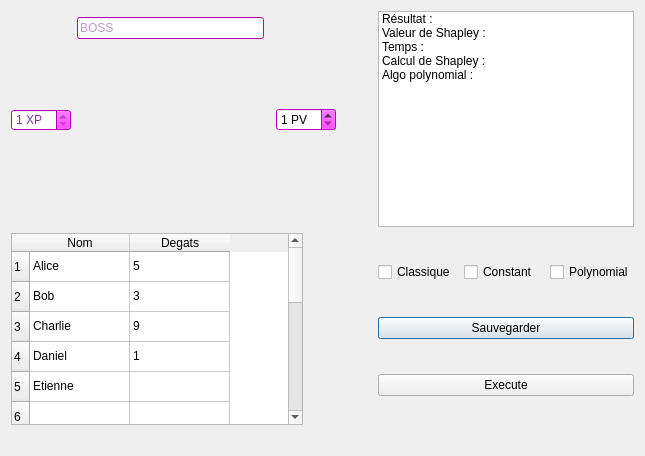
Old version of the form Forms/qplayerwindow.ui in the repository Ehonne/Valeurs-de-Shapley.
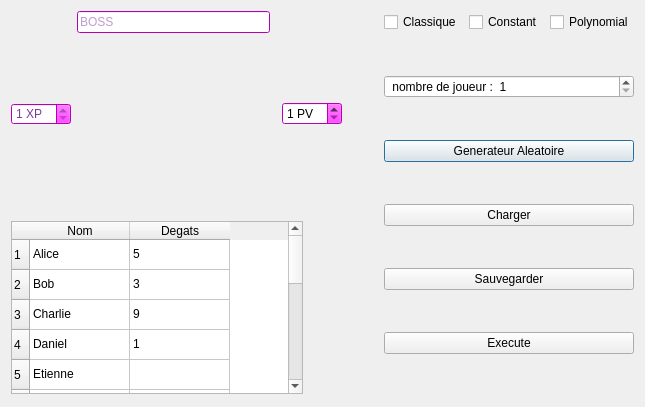
New version of the form. Icons and pictures are not drawn.

Commit message:
Interface fini + fonctionnalité load, save, save, execute
Ajouter les fonctons de antoines + faire fonction gen alea

Diff of the .ui file:
```diff
--- a/Forms/qplayerwindow.ui
+++ b/Forms/qplayerwindow.ui
@@ -7,81 +7,474 @@
     <x>0</x>
     <y>0</y>
     <width>645</width>
-    <height>456</height>
+    <height>407</height>
    </rect>
   </property>
   <property name="windowTitle">
    <string>Valeur de Shapley</string>
   </property>
   <layout class="QGridLayout" name="gridLayout">
-   <item row="3" column="4">
-    <spacer name="horizontalSpacer_3">
-     <property name="orientation">
-      <enum>Qt::Horizontal</enum>
+   <item row="0" column="1">
+    <widget class="QLineEdit" name="lineEdit_4">
+     <property name="palette">
+      <palette>
+       <active>
+        <colorrole role="WindowText">
+         <brush brushstyle="SolidPattern">
+          <color alpha="255">
+           <red>125</red>
+           <green>60</green>
+           <blue>152</blue>
+          </color>
+         </brush>
+        </colorrole>
+        <colorrole role="Button">
+         <brush brushstyle="SolidPattern">
+          <color alpha="255">
+           <red>255</red>
+           <green>0</green>
+           <blue>255</blue>
+          </color>
+         </brush>
+        </colorrole>
+        <colorrole role="Light">
+         <brush brushstyle="SolidPattern">
+          <color alpha="255">
+           <red>255</red>
+           <green>127</green>
+           <blue>255</blue>
+          </color>
+         </brush>
+        </colorrole>
+        <colorrole role="Midlight">
+         <brush brushstyle="SolidPattern">
+          <color alpha="255">
+           <red>255</red>
+           <green>63</green>
+           <blue>255</blue>
+          </color>
+         </brush>
+        </colorrole>
+        <colorrole role="Dark">
+         <brush brushstyle="SolidPattern">
+          <color alpha="255">
+           <red>127</red>
+           <green>0</green>
+           <blue>127</blue>
+          </color>
+         </brush>
+        </colorrole>
+        <colorrole role="Mid">
+         <brush brushstyle="SolidPattern">
+          <color alpha="255">
+           <red>170</red>
+           <green>0</green>
+           <blue>170</blue>
+          </color>
+         </brush>
+        </colorrole>
+        <colorrole role="Text">
+         <brush brushstyle="SolidPattern">
+          <color alpha="255">
+           <red>125</red>
+           <green>60</green>
+           <blue>152</blue>
+          </color>
+         </brush>
+        </colorrole>
+        <colorrole role="BrightText">
+         <brush brushstyle="SolidPattern">
+          <color alpha="255">
+           <red>255</red>
+           <green>255</green>
+           <blue>255</blue>
+          </color>
+         </brush>
+        </colorrole>
+        <colorrole role="ButtonText">
+         <brush brushstyle="SolidPattern">
+          <color alpha="255">
+           <red>125</red>
+           <green>60</green>
+           <blue>152</blue>
+          </color>
+         </brush>
+        </colorrole>
+        <colorrole role="Base">
+         <brush brushstyle="SolidPattern">
+          <color alpha="255">
+           <red>255</red>
+           <green>255</green>
+           <blue>255</blue>
+          </color>
+         </brush>
+        </colorrole>
+        <colorrole role="Window">
+         <brush brushstyle="SolidPattern">
+          <color alpha="255">
+           <red>255</red>
+           <green>0</green>
+           <blue>255</blue>
+          </color>
+         </brush>
+        </colorrole>
+        <colorrole role="Shadow">
+         <brush brushstyle="SolidPattern">
+          <color alpha="255">
+           <red>0</red>
+           <green>0</green>
+           <blue>0</blue>
+          </color>
+         </brush>
+        </colorrole>
+        <colorrole role="AlternateBase">
+         <brush brushstyle="SolidPattern">
+          <color alpha="255">
+           <red>255</red>
+           <green>127</green>
+           <blue>255</blue>
+          </color>
+         </brush>
+        </colorrole>
+        <colorrole role="ToolTipBase">
+         <brush brushstyle="SolidPattern">
+          <color alpha="255">
+           <red>255</red>
+           <green>255</green>
+           <blue>220</blue>
+          </color>
+         </brush>
+        </colorrole>
+        <colorrole role="ToolTipText">
+         <brush brushstyle="SolidPattern">
+          <color alpha="255">
+           <red>0</red>
+           <green>0</green>
+           <blue>0</blue>
+          </color>
+         </brush>
+        </colorrole>
+        <colorrole role="PlaceholderText">
+         <brush brushstyle="SolidPattern">
+          <color alpha="128">
+           <red>0</red>
+           <green>0</green>
+           <blue>0</blue>
+          </color>
+         </brush>
+        </colorrole>
+       </active>
+       <inactive>
+        <colorrole role="WindowText">
+         <brush brushstyle="SolidPattern">
+          <color alpha="255">
+           <red>125</red>
+           <green>60</green>
+           <blue>152</blue>
+          </color>
+         </brush>
+        </colorrole>
+        <colorrole role="Button">
+         <brush brushstyle="SolidPattern">
+          <color alpha="255">
+           <red>255</red>
+           <green>0</green>
+           <blue>255</blue>
+          </color>
+         </brush>
+        </colorrole>
+        <colorrole role="Light">
+         <brush brushstyle="SolidPattern">
+          <color alpha="255">
+           <red>255</red>
+           <green>127</green>
+           <blue>255</blue>
+          </color>
+         </brush>
+        </colorrole>
+        <colorrole role="Midlight">
+         <brush brushstyle="SolidPattern">
+          <color alpha="255">
+           <red>255</red>
+           <green>63</green>
+           <blue>255</blue>
+          </color>
+         </brush>
+        </colorrole>
+        <colorrole role="Dark">
+         <brush brushstyle="SolidPattern">
+          <color alpha="255">
+           <red>127</red>
+           <green>0</green>
+           <blue>127</blue>
+          </color>
+         </brush>
+        </colorrole>
+        <colorrole role="Mid">
+         <brush brushstyle="SolidPattern">
+          <color alpha="255">
+           <red>170</red>
+           <green>0</green>
+           <blue>170</blue>
+          </color>
+         </brush>
+        </colorrole>
+        <colorrole role="Text">
+         <brush brushstyle="SolidPattern">
+          <color alpha="255">
+           <red>125</red>
+           <green>60</green>
+           <blue>152</blue>
+          </color>
+         </brush>
+        </colorrole>
+        <colorrole role="BrightText">
+         <brush brushstyle="SolidPattern">
+          <color alpha="255">
+           <red>255</red>
+           <green>255</green>
+           <blue>255</blue>
+          </color>
+         </brush>
+        </colorrole>
+        <colorrole role="ButtonText">
+         <brush brushstyle="SolidPattern">
+          <color alpha="255">
+           <red>125</red>
+           <green>60</green>
+           <blue>152</blue>
+          </color>
+         </brush>
+        </colorrole>
+        <colorrole role="Base">
+         <brush brushstyle="SolidPattern">
+          <color alpha="255">
+           <red>255</red>
+           <green>255</green>
+           <blue>255</blue>
+          </color>
+         </brush>
+        </colorrole>
+        <colorrole role="Window">
+         <brush brushstyle="SolidPattern">
+          <color alpha="255">
+           <red>255</red>
+           <green>0</green>
+           <blue>255</blue>
+          </color>
+         </brush>
+        </colorrole>
+        <colorrole role="Shadow">
+         <brush brushstyle="SolidPattern">
+          <color alpha="255">
+           <red>0</red>
+           <green>0</green>
+           <blue>0</blue>
+          </color>
+         </brush>
+        </colorrole>
+        <colorrole role="AlternateBase">
+         <brush brushstyle="SolidPattern">
+          <color alpha="255">
+           <red>255</red>
+           <green>127</green>
+           <blue>255</blue>
+          </color>
+         </brush>
+        </colorrole>
+        <colorrole role="ToolTipBase">
+         <brush brushstyle="SolidPattern">
+          <color alpha="255">
+           <red>255</red>
+           <green>255</green>
+           <blue>220</blue>
+          </color>
+         </brush>
+        </colorrole>
+        <colorrole role="ToolTipText">
+         <brush brushstyle="SolidPattern">
+          <color alpha="255">
+           <red>0</red>
+           <green>0</green>
+           <blue>0</blue>
+          </color>
+         </brush>
+        </colorrole>
+        <colorrole role="PlaceholderText">
+         <brush brushstyle="SolidPattern">
+          <color alpha="128">
+           <red>0</red>
+           <green>0</green>
+           <blue>0</blue>
+          </color>
+         </brush>
+        </colorrole>
+       </inactive>
+       <disabled>
+        <colorrole role="WindowText">
+         <brush brushstyle="SolidPattern">
+          <color alpha="255">
+           <red>125</red>
+           <green>60</green>
+           <blue>152</blue>
+          </color>
+         </brush>
+        </colorrole>
+        <colorrole role="Button">
+         <brush brushstyle="SolidPattern">
+          <color alpha="255">
+           <red>255</red>
+           <green>0</green>
+           <blue>255</blue>
+          </color>
+         </brush>
+        </colorrole>
+        <colorrole role="Light">
+         <brush brushstyle="SolidPattern">
+          <color alpha="255">
+           <red>255</red>
+           <green>127</green>
+           <blue>255</blue>
+          </color>
+         </brush>
+        </colorrole>
+        <colorrole role="Midlight">
+         <brush brushstyle="SolidPattern">
+          <color alpha="255">
+           <red>255</red>
+           <green>63</green>
+           <blue>255</blue>
+          </color>
+         </brush>
+        </colorrole>
+        <colorrole role="Dark">
+         <brush brushstyle="SolidPattern">
+          <color alpha="255">
+           <red>127</red>
+           <green>0</green>
+           <blue>127</blue>
+          </color>
+         </brush>
+        </colorrole>
+        <colorrole role="Mid">
+         <brush brushstyle="SolidPattern">
+          <color alpha="255">
+           <red>170</red>
+           <green>0</green>
+           <blue>170</blue>
+          </color>
+         </brush>
+        </colorrole>
+        <colorrole role="Text">
+         <brush brushstyle="SolidPattern">
+          <color alpha="255">
+           <red>125</red>
+           <green>60</green>
+           <blue>152</blue>
+          </color>
+         </brush>
+        </colorrole>
+        <colorrole role="BrightText">
+         <brush brushstyle="SolidPattern">
+          <color alpha="255">
+           <red>255</red>
+           <green>255</green>
+           <blue>255</blue>
+          </color>
+         </brush>
+        </colorrole>
+        <colorrole role="ButtonText">
+         <brush brushstyle="SolidPattern">
+          <color alpha="255">
+           <red>125</red>
+           <green>60</green>
+           <blue>152</blue>
+          </color>
+         </brush>
+        </colorrole>
+        <colorrole role="Base">
+         <brush brushstyle="SolidPattern">
+          <color alpha="255">
+           <red>255</red>
+           <green>0</green>
+           <blue>255</blue>
+          </color>
+         </brush>
+        </colorrole>
+        <colorrole role="Window">
+         <brush brushstyle="SolidPattern">
+          <color alpha="255">
+           <red>255</red>
+           <green>0</green>
+           <blue>255</blue>
+          </color>
+         </brush>
+        </colorrole>
+        <colorrole role="Shadow">
+         <brush brushstyle="SolidPattern">
+          <color alpha="255">
+           <red>0</red>
+           <green>0</green>
+           <blue>0</blue>
+          </color>
+         </brush>
+        </colorrole>
+        <colorrole role="AlternateBase">
+         <brush brushstyle="SolidPattern">
+          <color alpha="255">
+           <red>255</red>
+           <green>0</green>
+           <blue>255</blue>
+          </color>
+         </brush>
+        </colorrole>
+        <colorrole role="ToolTipBase">
+         <brush brushstyle="SolidPattern">
+          <color alpha="255">
+           <red>255</red>
+           <green>255</green>
+           <blue>220</blue>
+          </color>
+         </brush>
+        </colorrole>
+        <colorrole role="ToolTipText">
+         <brush brushstyle="SolidPattern">
+          <color alpha="255">
+           <red>0</red>
+           <green>0</green>
+           <blue>0</blue>
+          </color>
+         </brush>
+        </colorrole>
+        <colorrole role="PlaceholderText">
+         <brush brushstyle="SolidPattern">
+          <color alpha="128">
+           <red>0</red>
+           <green>0</green>
+           <blue>0</blue>
+          </color>
+         </brush>
+        </colorrole>
+       </disabled>
+      </palette>
      </property>
-     <property name="sizeType">
-      <enum>QSizePolicy::Minimum</enum>
+     <property name="styleSheet">
+      <string notr="true">color: rgb(125, 60, 152);
+border-top-color: rgb(125, 60, 152);
+border-color: rgb(125, 60, 152);
+border-right-color: rgb(125, 60, 152);
+border-bottom-color: rgb(125, 60, 152);
+border-left-color: rgb(125, 60, 152);</string>
      </property>
-     <property name="sizeHint" stdset="0">
-      <size>
-       <width>30</width>
-       <height>20</height>
-      </size>
+     <property name="text">
+      <string/>
      </property>
-    </spacer>
-   </item>
-   <item row="6" column="1">
-    <spacer name="verticalSpacer_4">
-     <property name="orientation">
-      <enum>Qt::Vertical</enum>
+     <property name="placeholderText">
+      <string>BOSS</string>
      </property>
-     <property name="sizeType">
-      <enum>QSizePolicy::Maximum</enum>
-     </property>
-     <property name="sizeHint" stdset="0">
-      <size>
-       <width>10</width>
-       <height>20</height>
-      </size>
-     </property>
-    </spacer>
-   </item>
-   <item row="0" column="5" rowspan="5">
-    <widget class="QListWidget" name="listWidget">
-     <property name="sizePolicy">
-      <sizepolicy hsizetype="Minimum" vsizetype="Minimum">
-       <horstretch>0</horstretch>
-       <verstretch>0</verstretch>
-      </sizepolicy>
-     </property>
-     <item>
-      <property name="text">
-       <string>Résultat :</string>
-      </property>
-     </item>
-     <item>
-      <property name="text">
-       <string>Valeur de Shapley : </string>
-      </property>
-     </item>
-     <item>
-      <property name="text">
-       <string>Temps : </string>
-      </property>
-     </item>
-     <item>
-      <property name="text">
-       <string>Calcul de Shapley : </string>
-      </property>
-     </item>
-     <item>
-      <property name="text">
-       <string>Algo polynomial : </string>
-      </property>
-     </item>
     </widget>
    </item>
-   <item row="2" column="0">
+   <item row="1" column="0">
     <widget class="QSpinBox" name="spinBox_5">
      <property name="palette">
       <palette>
@@ -547,7 +940,7 @@
      </property>
     </widget>
    </item>
-   <item row="2" column="3">
+   <item row="1" column="3">
     <widget class="QSpinBox" name="spinBox_4">
      <property name="sizePolicy">
       <sizepolicy hsizetype="Fixed" vsizetype="Fixed">
@@ -1023,7 +1416,54 @@
      </property>
     </widget>
    </item>
-   <item row="5" column="0" colspan="5">
+   <item row="1" column="1" colspan="2">
+    <widget class="QLabel" name="label">
+     <property name="sizePolicy">
+      <sizepolicy hsizetype="Expanding" vsizetype="Expanding">
+       <horstretch>0</horstretch>
+       <verstretch>0</verstretch>
+      </sizepolicy>
+     </property>
+     <property name="minimumSize">
+      <size>
+       <width>150</width>
+       <height>150</height>
+      </size>
+     </property>
+     <property name="maximumSize">
+      <size>
+       <width>10000</width>
+       <height>200</height>
+      </size>
+     </property>
+     <property name="text">
+      <string/>
+     </property>
+     <property name="pixmap">
+      <pixmap resource="../Ressources/BossEnderDragon.qrc">:/Dragon_de_l'Ender_Spirit.png</pixmap>
+     </property>
+     <property name="scaledContents">
+      <bool>true</bool>
+     </property>
+    </widget>
+   </item>
+   <item row="4" column="1">
+    <spacer name="verticalSpacer_4">
+     <property name="orientation">
+      <enum>Qt::Vertical</enum>
+     </property>
+     <property name="sizeType">
+      <enum>QSizePolicy::Maximum</enum>
+     </property>
+     <property name="sizeHint" stdset="0">
+      <size>
+       <width>10</width>
+       <height>20</height>
+      </size>
+     </property>
+    </spacer>
+   </item>
+   <item row="3" column="0" colspan="5">
     <widget class="QTableWidget" name="tableWidget_player">
      <property name="enabled">
       <bool>true</bool>
@@ -1184,467 +1624,7 @@
      </item>
     </widget>
    </item>
-   <item row="1" column="1">
-    <widget class="QLineEdit" name="lineEdit_4">
-     <property name="palette">
-      <palette>
-       <active>
-        <colorrole role="WindowText">
-         <brush brushstyle="SolidPattern">
-          <color alpha="255">
-           <red>125</red>
-           <green>60</green>
-           <blue>152</blue>
-          </color>
-         </brush>
-        </colorrole>
-        <colorrole role="Button">
-         <brush brushstyle="SolidPattern">
-          <color alpha="255">
-           <red>255</red>
-           <green>0</green>
-           <blue>255</blue>
-          </color>
-         </brush>
-        </colorrole>
-        <colorrole role="Light">
-         <brush brushstyle="SolidPattern">
-          <color alpha="255">
-           <red>255</red>
-           <green>127</green>
-           <blue>255</blue>
-          </color>
-         </brush>
-        </colorrole>
-        <colorrole role="Midlight">
-         <brush brushstyle="SolidPattern">
-          <color alpha="255">
-           <red>255</red>
-           <green>63</green>
-           <blue>255</blue>
-          </color>
-         </brush>
-        </colorrole>
-        <colorrole role="Dark">
-         <brush brushstyle="SolidPattern">
-          <color alpha="255">
-           <red>127</red>
-           <green>0</green>
-           <blue>127</blue>
-          </color>
-         </brush>
-        </colorrole>
-        <colorrole role="Mid">
-         <brush brushstyle="SolidPattern">
-          <color alpha="255">
-           <red>170</red>
-           <green>0</green>
-           <blue>170</blue>
-          </color>
-         </brush>
-        </colorrole>
-        <colorrole role="Text">
-         <brush brushstyle="SolidPattern">
-          <color alpha="255">
-           <red>125</red>
-           <green>60</green>
-           <blue>152</blue>
-          </color>
-         </brush>
-        </colorrole>
-        <colorrole role="BrightText">
-         <brush brushstyle="SolidPattern">
-          <color alpha="255">
-           <red>255</red>
-           <green>255</green>
-           <blue>255</blue>
-          </color>
-         </brush>
-        </colorrole>
-        <colorrole role="ButtonText">
-         <brush brushstyle="SolidPattern">
-          <color alpha="255">
-           <red>125</red>
-           <green>60</green>
-           <blue>152</blue>
-          </color>
-         </brush>
-        </colorrole>
-        <colorrole role="Base">
-         <brush brushstyle="SolidPattern">
-          <color alpha="255">
-           <red>255</red>
-           <green>255</green>
-           <blue>255</blue>
-          </color>
-         </brush>
-        </colorrole>
-        <colorrole role="Window">
-         <brush brushstyle="SolidPattern">
-          <color alpha="255">
-           <red>255</red>
-           <green>0</green>
-           <blue>255</blue>
-          </color>
-         </brush>
-        </colorrole>
-        <colorrole role="Shadow">
-         <brush brushstyle="SolidPattern">
-          <color alpha="255">
-           <red>0</red>
-           <green>0</green>
-           <blue>0</blue>
-          </color>
-         </brush>
-        </colorrole>
-        <colorrole role="AlternateBase">
-         <brush brushstyle="SolidPattern">
-          <color alpha="255">
-           <red>255</red>
-           <green>127</green>
-           <blue>255</blue>
-          </color>
-         </brush>
-        </colorrole>
-        <colorrole role="ToolTipBase">
-         <brush brushstyle="SolidPattern">
-          <color alpha="255">
-           <red>255</red>
-           <green>255</green>
-           <blue>220</blue>
-          </color>
-         </brush>
-        </colorrole>
-        <colorrole role="ToolTipText">
-         <brush brushstyle="SolidPattern">
-          <color alpha="255">
-           <red>0</red>
-           <green>0</green>
-           <blue>0</blue>
-          </color>
-         </brush>
-        </colorrole>
-        <colorrole role="PlaceholderText">
-         <brush brushstyle="SolidPattern">
-          <color alpha="128">
-           <red>0</red>
-           <green>0</green>
-           <blue>0</blue>
-          </color>
-         </brush>
-        </colorrole>
-       </active>
-       <inactive>
-        <colorrole role="WindowText">
-         <brush brushstyle="SolidPattern">
-          <color alpha="255">
-           <red>125</red>
-           <green>60</green>
-           <blue>152</blue>
-          </color>
-         </brush>
-        </colorrole>
-        <colorrole role="Button">
-         <brush brushstyle="SolidPattern">
-          <color alpha="255">
-           <red>255</red>
-           <green>0</green>
-           <blue>255</blue>
-          </color>
-         </brush>
-        </colorrole>
-        <colorrole role="Light">
-         <brush brushstyle="SolidPattern">
-          <color alpha="255">
-           <red>255</red>
-           <green>127</green>
-           <blue>255</blue>
-          </color>
-         </brush>
-        </colorrole>
-        <colorrole role="Midlight">
-         <brush brushstyle="SolidPattern">
-          <color alpha="255">
-           <red>255</red>
-           <green>63</green>
-           <blue>255</blue>
-          </color>
-         </brush>
-        </colorrole>
-        <colorrole role="Dark">
-         <brush brushstyle="SolidPattern">
-          <color alpha="255">
-           <red>127</red>
-           <green>0</green>
-           <blue>127</blue>
-          </color>
-         </brush>
-        </colorrole>
-        <colorrole role="Mid">
-         <brush brushstyle="SolidPattern">
-          <color alpha="255">
-           <red>170</red>
-           <green>0</green>
-           <blue>170</blue>
-          </color>
-         </brush>
-        </colorrole>
-        <colorrole role="Text">
-         <brush brushstyle="SolidPattern">
-          <color alpha="255">
-           <red>125</red>
-           <green>60</green>
-           <blue>152</blue>
-          </color>
-         </brush>
-        </colorrole>
-        <colorrole role="BrightText">
-         <brush brushstyle="SolidPattern">
-          <color alpha="255">
-           <red>255</red>
-           <green>255</green>
-           <blue>255</blue>
-          </color>
-         </brush>
-        </colorrole>
-        <colorrole role="ButtonText">
-         <brush brushstyle="SolidPattern">
-          <color alpha="255">
-           <red>125</red>
-           <green>60</green>
-           <blue>152</blue>
-          </color>
-         </brush>
-        </colorrole>
-        <colorrole role="Base">
-         <brush brushstyle="SolidPattern">
-          <color alpha="255">
-           <red>255</red>
-           <green>255</green>
-           <blue>255</blue>
-          </color>
-         </brush>
-        </colorrole>
-        <colorrole role="Window">
-         <brush brushstyle="SolidPattern">
-          <color alpha="255">
-           <red>255</red>
-           <green>0</green>
-           <blue>255</blue>
-          </color>
-         </brush>
-        </colorrole>
-        <colorrole role="Shadow">
-         <brush brushstyle="SolidPattern">
-          <color alpha="255">
-           <red>0</red>
-           <green>0</green>
-           <blue>0</blue>
-          </color>
-         </brush>
-        </colorrole>
-        <colorrole role="AlternateBase">
-         <brush brushstyle="SolidPattern">
-          <color alpha="255">
-           <red>255</red>
-           <green>127</green>
-           <blue>255</blue>
-          </color>
-         </brush>
-        </colorrole>
-        <colorrole role="ToolTipBase">
-         <brush brushstyle="SolidPattern">
-          <color alpha="255">
-           <red>255</red>
-           <green>255</green>
-           <blue>220</blue>
-          </color>
-         </brush>
-        </colorrole>
-        <colorrole role="ToolTipText">
-         <brush brushstyle="SolidPattern">
-          <color alpha="255">
-           <red>0</red>
-           <green>0</green>
-           <blue>0</blue>
-          </color>
-         </brush>
-        </colorrole>
-        <colorrole role="PlaceholderText">
-         <brush brushstyle="SolidPattern">
-          <color alpha="128">
-           <red>0</red>
-           <green>0</green>
-           <blue>0</blue>
-          </color>
-         </brush>
-        </colorrole>
-       </inactive>
-       <disabled>
-        <colorrole role="WindowText">
-         <brush brushstyle="SolidPattern">
-          <color alpha="255">
-           <red>125</red>
-           <green>60</green>
-           <blue>152</blue>
-          </color>
-         </brush>
-        </colorrole>
-        <colorrole role="Button">
-         <brush brushstyle="SolidPattern">
-          <color alpha="255">
-           <red>255</red>
-           <green>0</green>
-           <blue>255</blue>
-          </color>
-         </brush>
-        </colorrole>
-        <colorrole role="Light">
-         <brush brushstyle="SolidPattern">
-          <color alpha="255">
-           <red>255</red>
-           <green>127</green>
-           <blue>255</blue>
-          </color>
-         </brush>
-        </colorrole>
-        <colorrole role="Midlight">
-         <brush brushstyle="SolidPattern">
-          <color alpha="255">
-           <red>255</red>
-           <green>63</green>
-           <blue>255</blue>
-          </color>
-         </brush>
-        </colorrole>
-        <colorrole role="Dark">
-         <brush brushstyle="SolidPattern">
-          <color alpha="255">
-           <red>127</red>
-           <green>0</green>
-           <blue>127</blue>
-          </color>
-         </brush>
-        </colorrole>
-        <colorrole role="Mid">
-         <brush brushstyle="SolidPattern">
-          <color alpha="255">
-           <red>170</red>
-           <green>0</green>
-           <blue>170</blue>
-          </color>
-         </brush>
-        </colorrole>
-        <colorrole role="Text">
-         <brush brushstyle="SolidPattern">
-          <color alpha="255">
-           <red>125</red>
-           <green>60</green>
-           <blue>152</blue>
-          </color>
-         </brush>
-        </colorrole>
-        <colorrole role="BrightText">
-         <brush brushstyle="SolidPattern">
-          <color alpha="255">
-           <red>255</red>
-           <green>255</green>
-           <blue>255</blue>
-          </color>
-         </brush>
-        </colorrole>
-        <colorrole role="ButtonText">
-         <brush brushstyle="SolidPattern">
-          <color alpha="255">
-           <red>125</red>
-           <green>60</green>
-           <blue>152</blue>
-          </color>
-         </brush>
-        </colorrole>
-        <colorrole role="Base">
-         <brush brushstyle="SolidPattern">
-          <color alpha="255">
-           <red>255</red>
-           <green>0</green>
-           <blue>255</blue>
-          </color>
-         </brush>
-        </colorrole>
-        <colorrole role="Window">
-         <brush brushstyle="SolidPattern">
-          <color alpha="255">
-           <red>255</red>
-           <green>0</green>
-           <blue>255</blue>
-          </color>
-         </brush>
-        </colorrole>
-        <colorrole role="Shadow">
-         <brush brushstyle="SolidPattern">
-          <color alpha="255">
-           <red>0</red>
-           <green>0</green>
-           <blue>0</blue>
-          </color>
-         </brush>
-        </colorrole>
-        <colorrole role="AlternateBase">
-         <brush brushstyle="SolidPattern">
-          <color alpha="255">
-           <red>255</red>
-           <green>0</green>
-           <blue>255</blue>
-          </color>
-         </brush>
-        </colorrole>
-        <colorrole role="ToolTipBase">
-         <brush brushstyle="SolidPattern">
-          <color alpha="255">
-           <red>255</red>
-           <green>255</green>
-           <blue>220</blue>
-          </color>
-         </brush>
-        </colorrole>
-        <colorrole role="ToolTipText">
-         <brush brushstyle="SolidPattern">
-          <color alpha="255">
-           <red>0</red>
-           <green>0</green>
-           <blue>0</blue>
-          </color>
-         </brush>
-        </colorrole>
-        <colorrole role="PlaceholderText">
-         <brush brushstyle="SolidPattern">
-          <color alpha="128">
-           <red>0</red>
-           <green>0</green>
-           <blue>0</blue>
-          </color>
-         </brush>
-        </colorrole>
-       </disabled>
-      </palette>
-     </property>
-     <property name="styleSheet">
-      <string notr="true">color: rgb(125, 60, 152);
-border-top-color: rgb(125, 60, 152);
-border-color: rgb(125, 60, 152);
-border-right-color: rgb(125, 60, 152);
-border-bottom-color: rgb(125, 60, 152);
-border-left-color: rgb(125, 60, 152);</string>
-     </property>
-     <property name="text">
-      <string/>
-     </property>
-     <property name="placeholderText">
-      <string>BOSS</string>
-     </property>
-    </widget>
-   </item>
-   <item row="3" column="1">
+   <item row="2" column="1">
     <spacer name="verticalSpacer_5">
      <property name="orientation">
       <enum>Qt::Vertical</enum>
@@ -1660,66 +1640,78 @@
      </property>
     </spacer>
    </item>
-   <item row="2" column="1" colspan="2">
-    <widget class="QLabel" name="label">
-     <property name="sizePolicy">
-      <sizepolicy hsizetype="Expanding" vsizetype="Expanding">
-       <horstretch>0</horstretch>
-       <verstretch>0</verstretch>
-      </sizepolicy>
+   <item row="0" column="5">
+    <layout class="QHBoxLayout" name="horizontalLayout">
+     <property name="spacing">
+      <number>7</number>
      </property>
-     <property name="minimumSize">
-      <size>
-       <width>150</width>
-       <height>150</height>
-      </size>
+     <item>
+      <widget class="QCheckBox" name="checkBox_class">
+       <property name="text">
+        <string>Classique</string>
+       </property>
+      </widget>
+     </item>
+     <item>
+      <widget class="QCheckBox" name="checkBox_Const">
+       <property name="text">
+        <string>Constant</string>
+       </property>
+      </widget>
+     </item>
+     <item>
+      <widget class="QCheckBox" name="checkBox_Pol">
+       <property name="text">
+        <string>Polynomial</string>
+       </property>
+      </widget>
+     </item>
+    </layout>
+   </item>
+   <item row="2" column="4">
+    <spacer name="horizontalSpacer_3">
+     <property name="orientation">
+      <enum>Qt::Horizontal</enum>
      </property>
-     <property name="maximumSize">
+     <property name="sizeType">
+      <enum>QSizePolicy::Minimum</enum>
+     </property>
+     <property name="sizeHint" stdset="0">
       <size>
-       <width>10000</width>
-       <height>200</height>
+       <width>30</width>
+       <height>20</height>
       </size>
      </property>
-     <property name="text">
-      <string/>
-     </property>
-     <property name="pixmap">
-      <pixmap resource="../Ressources/BossEnderDragon.qrc">:/Dragon_de_l'Ender_Spirit.png</pixmap>
-     </property>
-     <property name="scaledContents">
-      <bool>true</bool>
-     </property>
-    </widget>
+    </spacer>
    </item>
-   <item row="5" column="5">
+   <item row="1" column="5" rowspan="3">
     <layout class="QVBoxLayout" name="verticalLayout">
      <item>
-      <layout class="QHBoxLayout" name="horizontalLayout">
-       <property name="spacing">
-        <number>7</number>
+      <widget class="QSpinBox" name="spinBox">
+       <property name="suffix">
+        <string/>
        </property>
-       <item>
-        <widget class="QCheckBox" name="checkBox_class">
-         <property name="text">
-          <string>Classique</string>
-         </property>
-        </widget>
-       </item>
-       <item>
-        <widget class="QCheckBox" name="checkBox_Const">
-         <property name="text">
-          <string>Constant</string>
-         </property>
-        </widget>
-       </item>
-       <item>
-        <widget class="QCheckBox" name="checkBox_Pol">
-         <property name="text">
-          <string>Polynomial</string>
-         </property>
-        </widget>
-       </item>
-      </layout>
+       <property name="prefix">
+        <string> nombre de joueur :  </string>
+       </property>
+       <property name="minimum">
+        <number>1</number>
+       </property>
+      </widget>
+     </item>
+     <item>
+      <widget class="QPushButton" name="pushButton_Gen">
+       <property name="text">
+        <string>Generateur Aleatoire</string>
+       </property>
+      </widget>
+     </item>
+     <item>
+      <widget class="QPushButton" name="pushButton_load">
+       <property name="text">
+        <string>Charger</string>
+       </property>
+      </widget>
      </item>
      <item>
       <widget class="QPushButton" name="pushButton_save">
```
Left out of the diff: 19 changed lines with no effect on the pictures. The commit also changes 15 other files.
